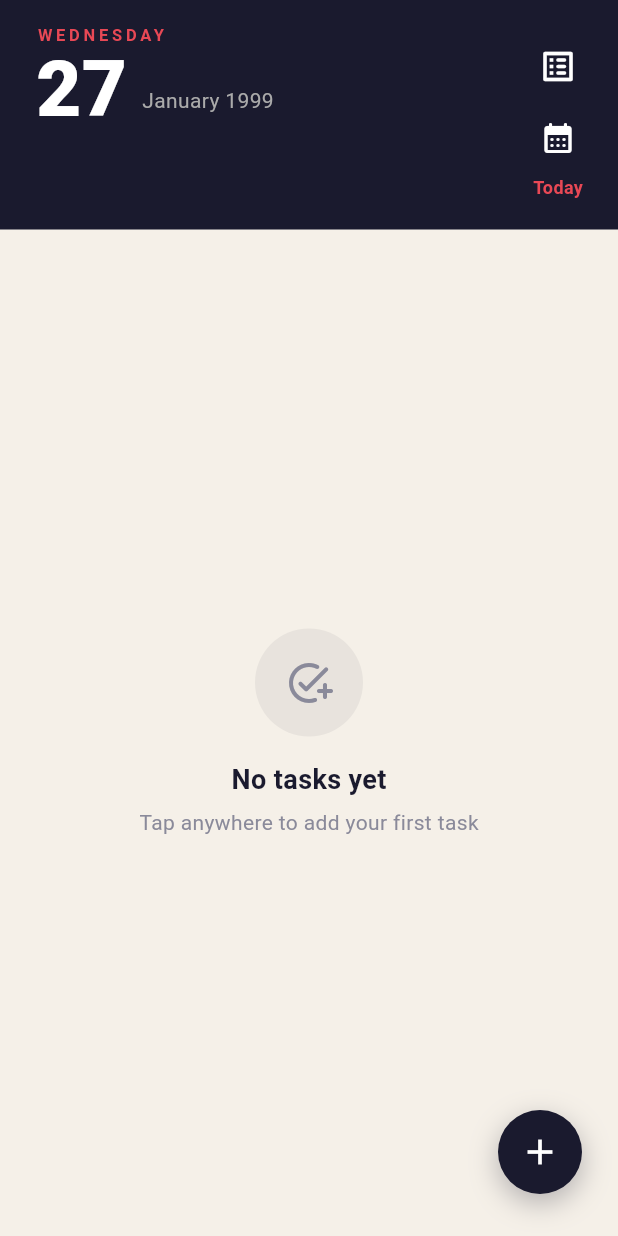
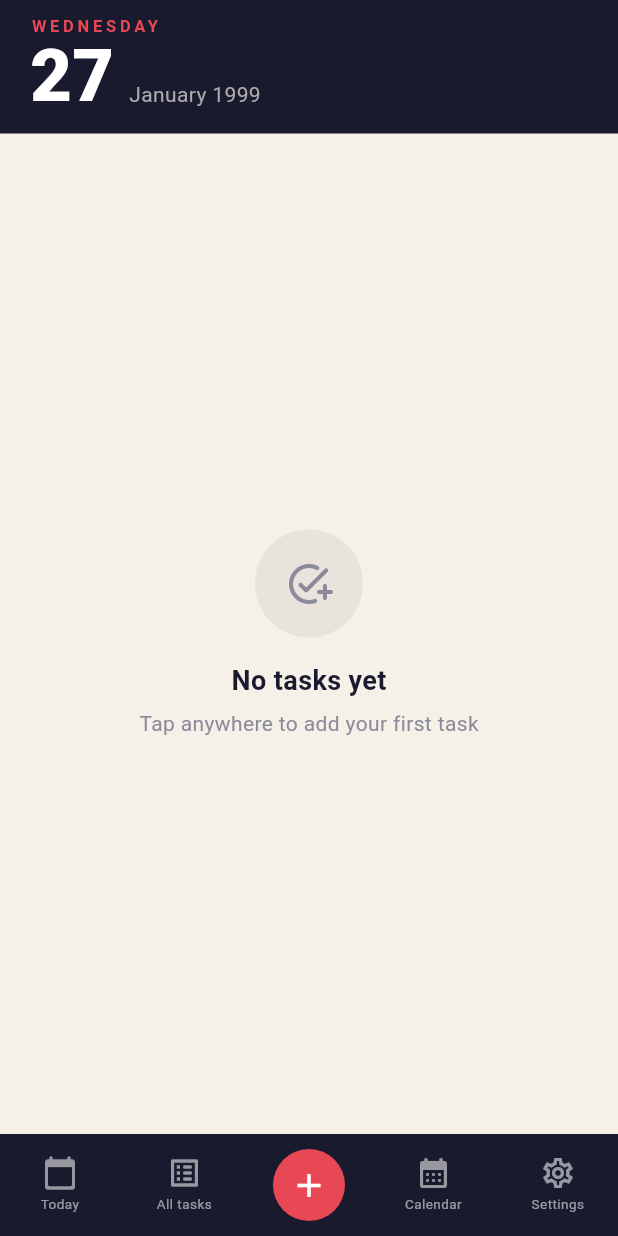
Before and after one commit to jplumi/slate, a Flutter app: the screen it shows after launch, swiped to page 2, on a phone screen of 412 x 824 dp. Run offline on Flutter 3.47's test engine with Material 3 defaults, Android fonts, the phone set to English and light mode, and no system bars; our stand-ins replace shared_preferences, table_calendar.

Commit message:
create bottom nav

```diff
--- a/lib/screens/day_screen.dart
+++ b/lib/screens/day_screen.dart
@@ -81,7 +81,7 @@ class _DayScreenState extends State<DayScreen> {
     _saveTasks();
   }
 
-  void _showAddSheet() {
+  void showAddSheet() {
     showModalBottomSheet(
       context: context,
       isScrollControlled: true,
@@ -132,12 +132,7 @@ class _DayScreenState extends State<DayScreen> {
         body: _loading
             ? const Center(
                 child: CircularProgressIndicator(color: AppTheme.ink))
-            : Stack(
-                children: [
-                  _buildBody(),
-                  _buildFAB(),
-                ],
-              ),
+            : _buildBody(),
       ),
     );
   }
@@ -149,7 +144,7 @@ class _DayScreenState extends State<DayScreen> {
 
     return GestureDetector(
       behavior: HitTestBehavior.translucent,
-      onTap: _showAddSheet,
+      onTap: showAddSheet,
       child: CustomScrollView(
         physics: const ClampingScrollPhysics(),
         slivers: [
@@ -240,7 +235,7 @@ class _DayScreenState extends State<DayScreen> {
   Widget _buildEmptyState() {
     return GestureDetector(
       behavior: HitTestBehavior.translucent,
-      onTap: _showAddSheet,
+      onTap: showAddSheet,
       child: Center(
         child: Column(
           mainAxisSize: MainAxisSize.min,
@@ -283,33 +278,6 @@ class _DayScreenState extends State<DayScreen> {
     );
   }
 
-  Widget _buildFAB() {
-    final bottomInset = MediaQuery.of(context).padding.bottom;
-    return Positioned(
-      bottom: 28 + bottomInset,
-      right: 24,
-      child: GestureDetector(
-        onTap: _showAddSheet,
-        child: Container(
-          width: 56,
-          height: 56,
-          decoration: BoxDecoration(
-            color: AppTheme.ink,
-            shape: BoxShape.circle,
-            boxShadow: [
-              BoxShadow(
-                color: AppTheme.ink.withValues(alpha: 0.3),
-                blurRadius: 16,
-                offset: const Offset(0, 6),
-              ),
-            ],
-          ),
-          child: const Icon(Icons.add, color: Colors.white, size: 28),
-        ),
-      ),
-    );
-  }
-
   void _reorderTasks(int oldIndex, int newIndex) {
     setState(() {
       if (newIndex > oldIndex) newIndex--;
--- a/lib/screens/home_screen.dart
+++ b/lib/screens/home_screen.dart
@@ -18,6 +18,8 @@ class _HomeScreenState extends State<HomeScreen> {
   static const int _todayIndex = 10000;
   static const int _totalPages = 20000;
 
+  final Map<int, GlobalKey<State<StatefulWidget>>> _dayKeys = {};
+
   late final PageController _pageController;
   late DateTime _currentDate;
   int _currentIndex = _todayIndex;
@@ -33,6 +35,11 @@ class _HomeScreenState extends State<HomeScreen> {
   void dispose() {
     _pageController.dispose();
     super.dispose();
+  }
+
+  GlobalKey<State<StatefulWidget>> _keyForIndex(int index) {
+    return _dayKeys.putIfAbsent(
+        index, () => GlobalKey<State<StatefulWidget>>());
   }
 
   DateTime _dateFromIndex(int index) {
@@ -125,10 +132,11 @@ class _HomeScreenState extends State<HomeScreen> {
               },
               itemBuilder: (context, index) {
                 final date = _dateFromIndex(index);
-                return DayScreen(date: date);
+                return DayScreen(key: _keyForIndex(index), date: date);
               },
             ),
           ),
+          _buildBottomBar(),
         ],
       ),
     );
@@ -145,11 +153,7 @@ class _HomeScreenState extends State<HomeScreen> {
       child: SafeArea(
         bottom: false,
         child: Padding(
-          padding: const EdgeInsets.fromLTRB(24, 16, 16, 20),
-          child: Row(
-            crossAxisAlignment: CrossAxisAlignment.start,
-            children: [
-              Expanded(
+          padding: const EdgeInsets.fromLTRB(20, 10, 20, 14),
           child: Column(
             crossAxisAlignment: CrossAxisAlignment.start,
             children: [
@@ -169,7 +173,7 @@ class _HomeScreenState extends State<HomeScreen> {
                     const SizedBox(width: 8),
                     Container(
                       padding: const EdgeInsets.symmetric(
-                                horizontal: 8, vertical: 2),
+                          horizontal: 7, vertical: 2),
                       decoration: BoxDecoration(
                         color: AppTheme.accent,
                         borderRadius: BorderRadius.circular(4),
@@ -190,64 +194,27 @@ class _HomeScreenState extends State<HomeScreen> {
               ),
               const SizedBox(height: 2),
               Row(
-                      crossAxisAlignment: CrossAxisAlignment.end,
+                crossAxisAlignment: CrossAxisAlignment.baseline,
+                textBaseline: TextBaseline.alphabetic,
                 children: [
                   Text(
                     dateNum,
                     style: const TextStyle(
                       color: Colors.white,
-                            fontSize: 52,
+                      fontSize: 48,
                       fontWeight: FontWeight.w800,
                       height: 1,
                       fontFamily: 'sans-serif',
                     ),
                   ),
                   const SizedBox(width: 10),
-                        Padding(
-                          padding: const EdgeInsets.only(bottom: 8),
-                          child: Text(
+                  Text(
                     monthYear,
                     style: const TextStyle(
                       color: Color(0xFFAAAAAA),
                       fontSize: 14,
                       fontWeight: FontWeight.w400,
                       fontFamily: 'sans-serif',
-                            ),
-                          ),
-                        ),
-                      ],
-                    ),
-                  ],
-                ),
-              ),
-              Column(
-                children: [
-                  const SizedBox(height: 4),
-                  IconButton(
-                    onPressed: _openAllTasks,
-                    icon: const Icon(Icons.list_alt_rounded),
-                    color: Colors.white,
-                    iconSize: 26,
-                    tooltip: 'All tasks',
-                  ),
-                  IconButton(
-                    onPressed: _openCalendar,
-                    icon: const Icon(Icons.calendar_month_rounded),
-                    color: Colors.white,
-                    iconSize: 24,
-                    tooltip: 'Open calendar',
-                  ),
-                  if (!isToday)
-                    GestureDetector(
-                      onTap: () => _jumpToDate(DateTime.now()),
-                      child: const Text(
-                        'Today',
-                        style: TextStyle(
-                          color: AppTheme.accent,
-                          fontSize: 12,
-                          fontWeight: FontWeight.w600,
-                          fontFamily: 'sans-serif',
-                        ),
                     ),
                   ),
                 ],
@@ -258,4 +225,74 @@ class _HomeScreenState extends State<HomeScreen> {
       ),
     );
   }
+
+  Widget _buildBottomBar() {
+    return Container(
+      color: AppTheme.ink,
+      child: SafeArea(
+        top: false,
+        child: Padding(
+          padding: const EdgeInsets.symmetric(horizontal: 16, vertical: 10),
+          child: Row(
+            mainAxisAlignment: MainAxisAlignment.spaceBetween,
+            children: [
+              _buildBarIcon(Icons.calendar_today_rounded, 'Today', () {
+                _jumpToDate(DateTime.now());
+              }),
+              _buildBarIcon(Icons.list_alt_rounded, 'All tasks', _openAllTasks),
+              GestureDetector(
+                onTap: _openAddTask,
+                child: Container(
+                  width: 48,
+                  height: 48,
+                  decoration: const BoxDecoration(
+                    color: AppTheme.accent,
+                    shape: BoxShape.circle,
+                  ),
+                  child: const Icon(Icons.add, color: Colors.white, size: 26),
+                ),
+              ),
+              _buildBarIcon(
+                  Icons.calendar_month_rounded, 'Calendar', _openCalendar),
+              _buildBarIcon(Icons.settings_outlined, 'Settings', () {
+                // placeholder for future settings screen
+              }),
+            ],
+          ),
+        ),
+      ),
+    );
   }
+
+  Widget _buildBarIcon(IconData icon, String label, VoidCallback onTap) {
+    return GestureDetector(
+      onTap: onTap,
+      child: SizedBox(
+        width: 48,
+        child: Column(
+          mainAxisSize: MainAxisSize.min,
+          children: [
+            Icon(icon, color: Colors.white.withValues(alpha: 0.55), size: 24),
+            const SizedBox(height: 3),
+            Text(
+              label,
+              style: const TextStyle(
+                color: Color(0x8DFFFFFF),
+                fontSize: 9,
+                fontFamily: 'sans-serif',
+                letterSpacing: 0.3,
+              ),
+              textAlign: TextAlign.center,
+            ),
+          ],
+        ),
+      ),
+    );
+  }
+
+  void _openAddTask() {
+    final key = _keyForIndex(_currentIndex);
+    final state = key.currentState as dynamic;
+    state?.showAddSheet();
+  }
+}
```
Lines whose indentation alone changed are shown as unchanged.
